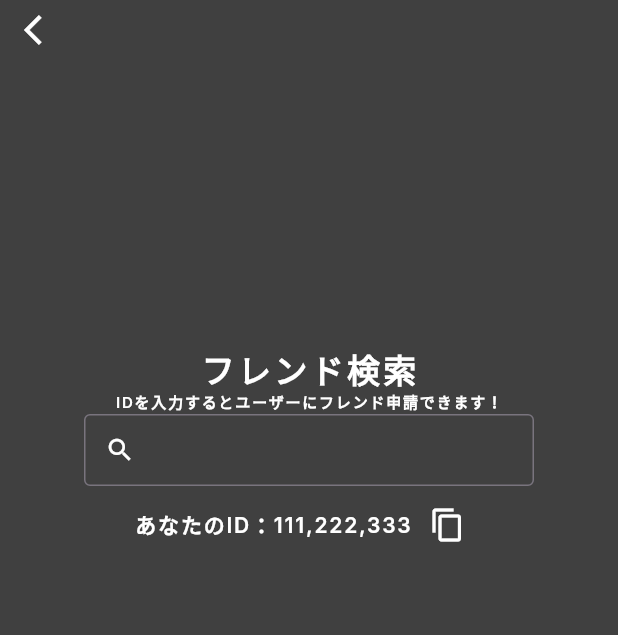
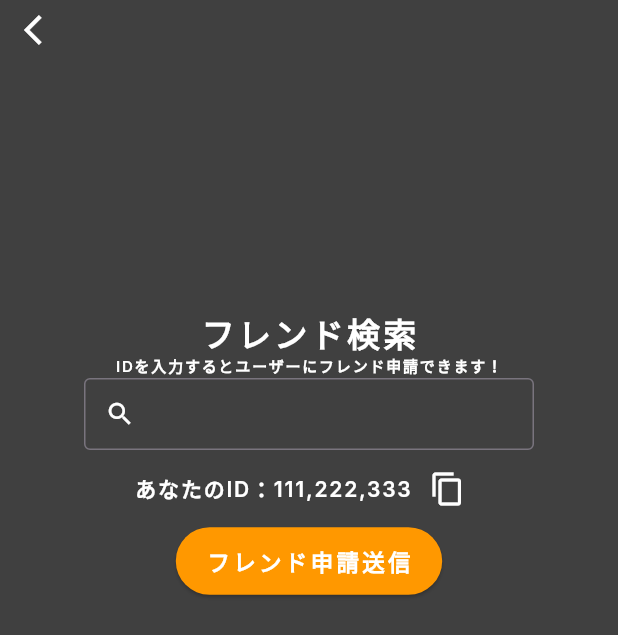
Before and after one commit to nayu104/game-talk-frontend, a Flutter app: the AddFriend screen opened by its route, on a phone screen of 412 x 824 dp. Shown: the top 635 px of the screen. Run offline on Flutter 3.47's test engine with Material 3 defaults, Android fonts, the phone set to English and light mode, and no system bars; our stand-ins replace google_fonts, stop_watch_timer, vibration.

Commit message:
2025/03/16

```diff
--- a/lib/add_friend.dart
+++ b/lib/add_friend.dart
@@ -24,10 +24,11 @@ class _AddFriend extends State<AddFriend> {
   Widget build(BuildContext context) {
     return Scaffold(
       backgroundColor: Color(0xFF404040),
-      resizeToAvoidBottomInset: true, // キーボードが出たときにレイアウトを調整
-      //appBarの領域で「フレンド検索」が途切れる
+      resizeToAvoidBottomInset: false, // キーボードが出たときにレイアウトを調整
+      //appBarの領域に入ると文字が途切れる
       appBar: PreferredSize(
-        preferredSize: Size.fromHeight(40),//AppBarの高さ変更時,キーボード入力時に「フレンド検索」が埋もれるから
+        preferredSize: Size.fromHeight(40),
+        //AppBarの高さ変更時,キーボード入力時に「フレンド検索」が埋もれるから
         child: AppBar(
           backgroundColor: Color(0xFF404040),
           leading: IconButton(
@@ -40,7 +41,7 @@ class _AddFriend extends State<AddFriend> {
       ),
 
       body: Center(
-        child: Transform.translate(
+    child: Transform.translate(
           offset: Offset(0, -130), //Offset(dx,dy)　中心を軸にx,y座標で位置調節
           child: Column(
             mainAxisSize: MainAxisSize.min,
@@ -70,12 +71,14 @@ class _AddFriend extends State<AddFriend> {
                 height: 50, //高さ50
                 child: TextField(
                   style: GoogleFonts.inter(
+                    //入力時のフォント
                     letterSpacing: 1.2,
                     fontWeight: FontWeight.w600,
                     color: Colors.white,
                   ),
                   cursorColor: Colors.white,
                   decoration: InputDecoration(
+                    //入力フィールドないしicon
                     prefixIcon: Icon(
                       Icons.search,
                       size: 20,
@@ -106,14 +109,31 @@ class _AddFriend extends State<AddFriend> {
                       color: Colors.white,
                     ),
                   ),
-                  IconButton(
+                  IconButton(//押した時に一瞬だけ✓マークいれたい未完成
                     onPressed: () {
                       vibratePhone();
                     },
                     icon: Icon(Icons.copy, color: Colors.white),
+                    highlightColor: Colors.black,
                   ),
                 ],
               ),
+              ElevatedButton(
+                onPressed: () {},
+                style: ElevatedButton.styleFrom(
+                  backgroundColor: Colors.orange,
+                  padding: EdgeInsets.symmetric(horizontal: 20,vertical: 12),//ボタン内の余白指定,整形のため
+                ),
+                child: Text(//text内で背景色指定するとマーカーになる
+                  "フレンド申請送信",
+                  style: GoogleFonts.inter(
+                    fontSize: 15,
+                    letterSpacing: 2.2,
+                    fontWeight: FontWeight.w600,
+                    color: Colors.white,
+                    ),
+                  ),
+                ),
             ],
           ),
         ),
--- a/lib/timer.dart
+++ b/lib/timer.dart
@@ -1,5 +1,6 @@
 import 'package:flutter/material.dart';
 import 'package:google_fonts/google_fonts.dart';
+import 'package:stop_watch_timer/stop_watch_timer.dart';
 
 class timer extends StatefulWidget {
   const timer({super.key});
@@ -7,14 +8,17 @@ class timer extends StatefulWidget {
   @override
   State<timer> createState() => _timer();
 }
-
-
 // State クラス（画面の状態を管理）
 class _timer extends State<timer> {
+
+  final _stopWatchTimer = StopWatchTimer();
 
   @override
   Widget build(BuildContext context) {
     return Scaffold(
+
+
+
     );
   }
 }
--- a/pubspec.yaml
+++ b/pubspec.yaml
@@ -38,6 +38,7 @@ dependencies:
   cupertino_icons: ^1.0.8
   intl: ^0.20.2
   vibration: ^3.1.3
+  stop_watch_timer: ^3.2.1
 
 dev_dependencies:
   flutter_test:
```
Also changed, not shown: pubspec.lock.
